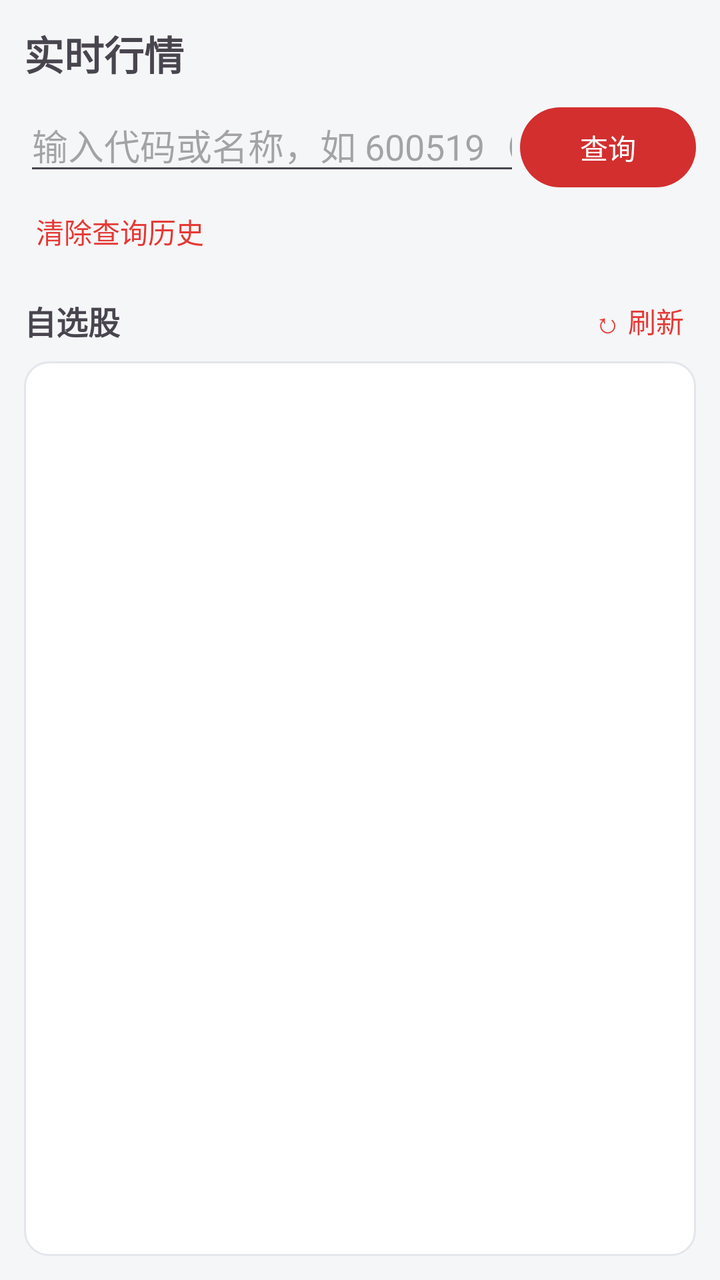
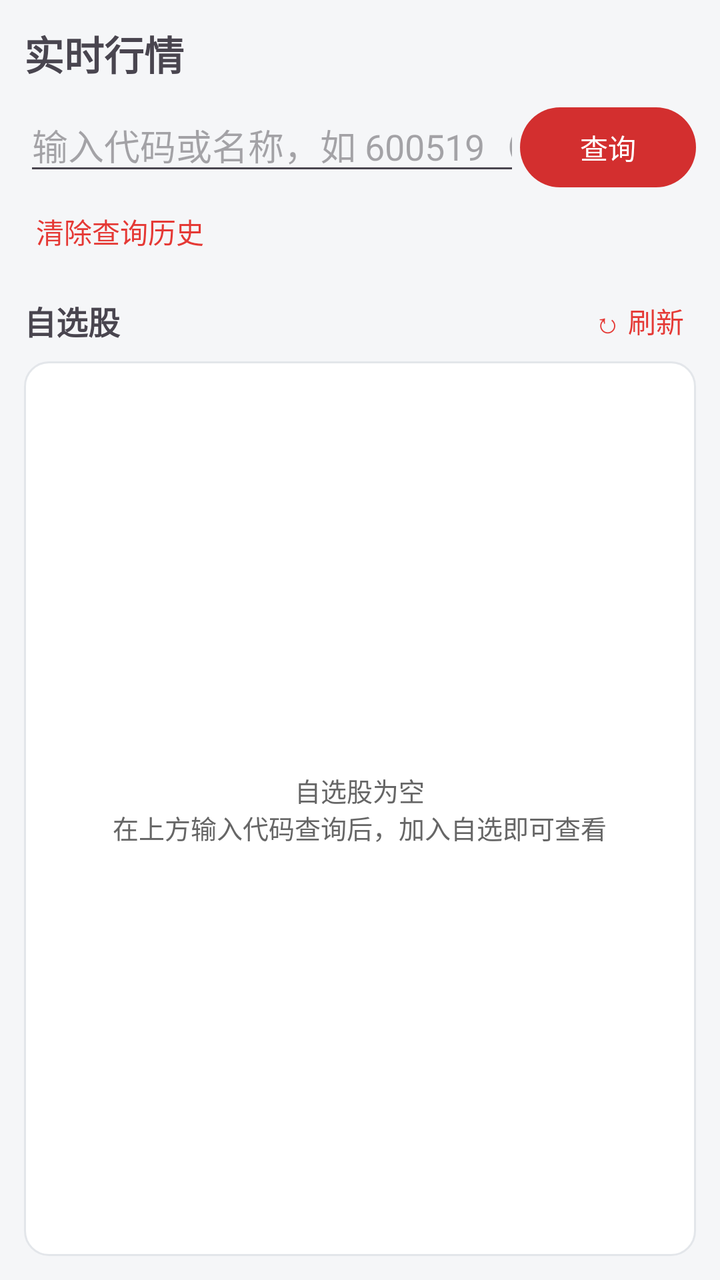

Screens rendered from an Android XML layout before and after an edit, with the pre-edit source and the edit as a unified diff.
<!-- AndroidManifest.xml: application theme Theme.QuantApp -->
<!-- res/layout/fragment_market.xml -->
<?xml version="1.0" encoding="utf-8"?>
<LinearLayout xmlns:android="http://schemas.android.com/apk/res/android"
    android:layout_width="match_parent" android:layout_height="match_parent"
    android:orientation="vertical" android:padding="12dp">

    <TextView android:layout_width="wrap_content" android:layout_height="wrap_content"
        android:text="实时行情" android:textSize="20sp" android:textStyle="bold" />

    <LinearLayout android:layout_width="match_parent" android:layout_height="wrap_content"
        android:orientation="horizontal" android:layout_marginTop="8dp">
        <AutoCompleteTextView android:id="@+id/et_code"
            android:layout_width="0dp" android:layout_height="wrap_content" android:layout_weight="1"
            android:hint="输入代码或名称，如 600519（可下拉选历史）"
            android:inputType="text" android:singleLine="true" android:completionThreshold="1" />
        <Button android:id="@+id/btn_query" android:layout_width="wrap_content" android:layout_height="wrap_content"
            android:text="查询" />
    </LinearLayout>

    <TextView android:id="@+id/btn_clear_history" android:layout_width="wrap_content"
        android:layout_height="wrap_content" android:layout_marginTop="2dp"
        android:padding="6dp" android:textColor="@color/up" android:text="清除查询历史" />

    
    <LinearLayout android:id="@+id/card_quote" android:layout_width="match_parent"
        android:layout_height="wrap_content" android:layout_marginTop="12dp"
        android:orientation="vertical" android:background="@drawable/bg_card" android:padding="14dp"
        android:visibility="gone">

        <LinearLayout android:layout_width="match_parent" android:layout_height="wrap_content"
            android:orientation="horizontal" android:gravity="center_vertical">
            <TextView android:id="@+id/tv_q_name" android:layout_width="0dp" android:layout_height="wrap_content"
                android:layout_weight="1" android:textSize="18sp" android:textStyle="bold"
                android:textColor="@color/text_primary" android:text="--" />
            <TextView android:id="@+id/tv_q_change" android:layout_width="wrap_content"
                android:layout_height="wrap_content" android:textSize="16sp" android:textStyle="bold" android:text="--" />
        </LinearLayout>

        <TextView android:id="@+id/tv_q_price" android:layout_width="wrap_content"
            android:layout_height="wrap_content" android:layout_marginTop="6dp"
            android:textSize="30sp" android:textStyle="bold" android:text="--" />

        <LinearLayout android:layout_width="match_parent" android:layout_height="wrap_content"
            android:layout_marginTop="12dp" android:orientation="horizontal">
            <LinearLayout android:layout_width="0dp" android:layout_height="wrap_content"
                android:layout_weight="1" android:orientation="vertical">
                <TextView android:layout_width="wrap_content" android:layout_height="wrap_content"
                    android:text="今开" android:textSize="12sp" android:textColor="@color/text_secondary" />
                <TextView android:id="@+id/tv_q_open" android:layout_width="wrap_content"
                    android:layout_height="wrap_content" android:textSize="15sp" android:text="--"
                    android:layout_marginTop="2dp" />
            </LinearLayout>
            <LinearLayout android:layout_width="0dp" android:layout_height="wrap_content"
                android:layout_weight="1" android:orientation="vertical">
                <TextView android:layout_width="wrap_content" android:layout_height="wrap_content"
                    android:text="昨收" android:textSize="12sp" android:textColor="@color/text_secondary" />
                <TextView android:id="@+id/tv_q_prev" android:layout_width="wrap_content"
                    android:layout_height="wrap_content" android:textSize="15sp" android:text="--"
                    android:layout_marginTop="2dp" />
            </LinearLayout>
            <LinearLayout android:layout_width="0dp" android:layout_height="wrap_content"
                android:layout_weight="1" android:orientation="vertical">
                <TextView android:layout_width="wrap_content" android:layout_height="wrap_content"
                    android:text="最高" android:textSize="12sp" android:textColor="@color/text_secondary" />
                <TextView android:id="@+id/tv_q_high" android:layout_width="wrap_content"
                    android:layout_height="wrap_content" android:textSize="15sp" android:text="--"
                    android:layout_marginTop="2dp" />
            </LinearLayout>
            <LinearLayout android:layout_width="0dp" android:layout_height="wrap_content"
                android:layout_weight="1" android:orientation="vertical">
                <TextView android:layout_width="wrap_content" android:layout_height="wrap_content"
                    android:text="最低" android:textSize="12sp" android:textColor="@color/text_secondary" />
                <TextView android:id="@+id/tv_q_low" android:layout_width="wrap_content"
                    android:layout_height="wrap_content" android:textSize="15sp" android:text="--"
                    android:layout_marginTop="2dp" />
            </LinearLayout>
        </LinearLayout>

        <LinearLayout android:layout_width="match_parent" android:layout_height="wrap_content"
            android:layout_marginTop="10dp" android:orientation="horizontal">
            <TextView android:id="@+id/tv_q_volume" android:layout_width="0dp" android:layout_height="wrap_content"
                android:layout_weight="1" android:textSize="12sp" android:textColor="@color/text_secondary" android:text="--" />
            <TextView android:id="@+id/tv_q_time" android:layout_width="wrap_content"
                android:layout_height="wrap_content" android:textSize="12sp" android:textColor="@color/text_secondary" android:text="--" />
        </LinearLayout>
    </LinearLayout>

    
    <LinearLayout android:layout_width="match_parent" android:layout_height="wrap_content"
        android:layout_marginTop="12dp" android:orientation="horizontal" android:gravity="center_vertical">
        <TextView android:layout_width="0dp" android:layout_height="wrap_content"
            android:layout_weight="1" android:text="自选股" android:textStyle="bold" android:textSize="16sp" />
        <TextView android:id="@+id/btn_refresh_watch" android:layout_width="wrap_content"
            android:layout_height="wrap_content" android:padding="6dp" android:textColor="@color/up"
            android:textSize="14sp" android:text="↻ 刷新" />
    </LinearLayout>

    <ListView android:id="@+id/list_watch" android:layout_width="match_parent"
        android:layout_height="0dp" android:layout_weight="1"
        android:layout_marginTop="4dp" android:background="@drawable/bg_card"
        android:padding="4dp" android:divider="@color/bg" android:dividerHeight="1dp" />

    <Button android:id="@+id/btn_add_watch" android:layout_width="match_parent"
        android:layout_height="wrap_content" android:text="+ 加入自选并查看K线"
        android:visibility="gone" />
</LinearLayout>
<!-- resources referenced by this layout -->
<resources>
  <color name="bg">#F5F6F8</color>
  <color name="text_primary">#1A1A1A</color>
  <color name="text_secondary">#666666</color>
  <color name="up">#E53935</color>
  <!-- drawable bg_card (drawable) -->
  <?xml version="1.0" encoding="utf-8"?>
  <shape xmlns:android="http://schemas.android.com/apk/res/android" android:shape="rectangle">
      <solid android:color="@color/card_bg" />
      <corners android:radius="12dp" />
      <stroke android:width="1dp" android:color="@color/divider" />
  </shape>
  <style name="Theme.QuantApp" parent="Theme.Material3.DayNight.NoActionBar">
          <item name="colorPrimary">@color/brand</item>
          <item name="colorPrimaryVariant">@color/brand_dark</item>
          <item name="colorOnPrimary">#FFFFFF</item>
          <item name="android:statusBarColor">@color/brand_dark</item>
          <item name="android:windowBackground">@color/bg</item>
      </style>
  <color name="card_bg">#FFFFFF</color>
  <color name="divider">#E3E6EA</color>
  <color name="brand">#D32F2F</color>
  <color name="brand_dark">#B71C1C</color>
</resources>

<!-- the commit's change to res/layout/fragment_market.xml (unified diff, before → after) -->
@@ -94,10 +94,16 @@
             android:textSize="14sp" android:text="↻ 刷新" />
     </LinearLayout>
 
-    <ListView android:id="@+id/list_watch" android:layout_width="match_parent"
-        android:layout_height="0dp" android:layout_weight="1"
-        android:layout_marginTop="4dp" android:background="@drawable/bg_card"
-        android:padding="4dp" android:divider="@color/bg" android:dividerHeight="1dp" />
+    <FrameLayout android:layout_width="match_parent" android:layout_height="0dp"
+        android:layout_weight="1" android:layout_marginTop="4dp">
+        <ListView android:id="@+id/list_watch" android:layout_width="match_parent"
+            android:layout_height="match_parent" android:background="@drawable/bg_card"
+            android:padding="4dp" android:divider="@color/bg" android:dividerHeight="1dp" />
+        <TextView android:id="@+id/tv_watch_empty" android:layout_width="wrap_content"
+            android:layout_height="wrap_content" android:layout_gravity="center"
+            android:gravity="center" android:textSize="13sp" android:textColor="@color/text_secondary"
+            android:text="自选股为空&#10;在上方输入代码查询后，加入自选即可查看" />
+    </FrameLayout>
 
     <Button android:id="@+id/btn_add_watch" android:layout_width="match_parent"
         android:layout_height="wrap_content" android:text="+ 加入自选并查看K线"
